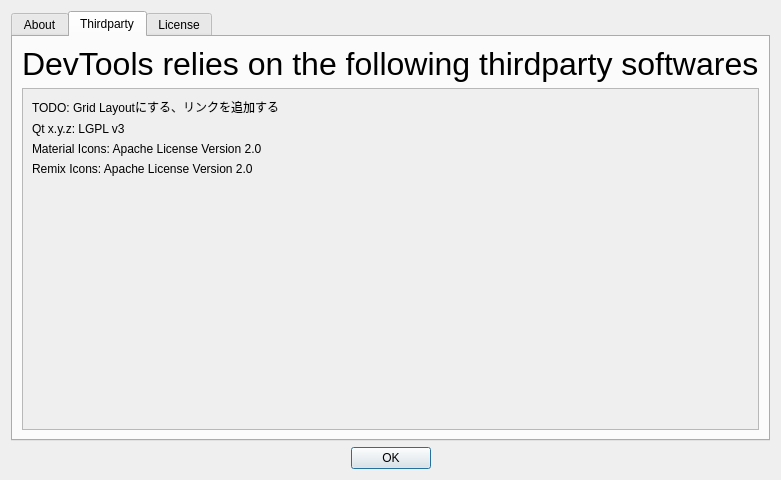
This is gui/menubar/about_devtools_dialog.ui in LotusAndCompany/devtools as Qt 5 draws it before an edit. The edited form follows.
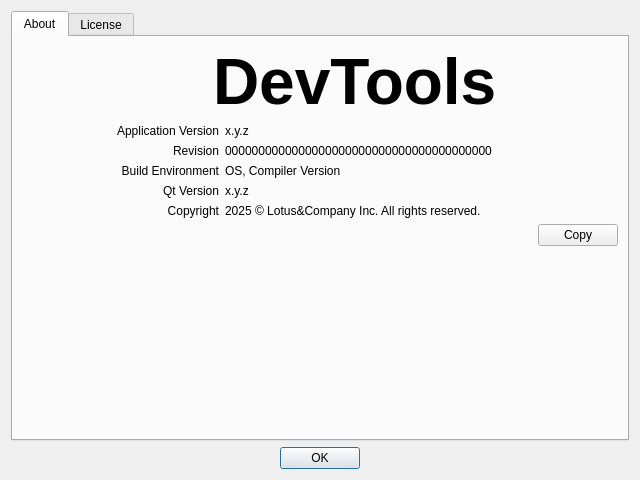
This is the edited form. The open tabs and pages were chosen to show the change. Icons and pictures are not drawn.

Commit message: about devtoolsのサードパーティというタブを削除

Patch:
```diff
--- a/gui/menubar/about_devtools_dialog.ui
+++ b/gui/menubar/about_devtools_dialog.ui
@@ -223,7 +223,7 @@
          <item row="4" column="1">
           <widget class="QLabel" name="label_10">
            <property name="text">
-            <string notr="true">2024 © Lotus&amp;Company Inc. All rights reserved.</string>
+            <string notr="true">2025 © Lotus&amp;Company Inc. All rights reserved.</string>
            </property>
            <property name="textInteractionFlags">
             <set>Qt::LinksAccessibleByMouse|Qt::TextSelectableByKeyboard|Qt::TextSelectableByMouse</set>
@@ -283,100 +283,6 @@
        </item>
       </layout>
      </widget>
-     <widget class="QWidget" name="thirdpartyTab">
-      <attribute name="title">
-       <string>Thirdparty</string>
-      </attribute>
-      <layout class="QVBoxLayout" name="verticalLayout_6">
-       <item>
-        <widget class="QLabel" name="label_5">
-         <property name="sizePolicy">
-          <sizepolicy hsizetype="Preferred" vsizetype="Minimum">
-           <horstretch>0</horstretch>
-           <verstretch>0</verstretch>
-          </sizepolicy>
-         </property>
-         <property name="font">
-          <font>
-           <pointsize>24</pointsize>
-          </font>
-         </property>
-         <property name="text">
-          <string>DevTools relies on the following thirdparty softwares</string>
-         </property>
-        </widget>
-       </item>
-       <item>
-        <widget class="QScrollArea" name="scrollArea">
-         <property name="widgetResizable">
-          <bool>true</bool>
-         </property>
-         <widget class="QWidget" name="scrollAreaWidgetContents">
-          <property name="geometry">
-           <rect>
-            <x>0</x>
-            <y>0</y>
-            <width>568</width>
-            <height>326</height>
-           </rect>
-          </property>
-          <layout class="QVBoxLayout" name="verticalLayout_7" stretch="0,0,0,0,0">
-           <property name="spacing">
-            <number>-1</number>
-           </property>
-           <item>
-            <widget class="QLabel" name="label_12">
-             <property name="text">
-              <string>TODO: Grid Layoutにする、リンクを追加する</string>
-             </property>
-            </widget>
-           </item>
-           <item>
-            <widget class="QLabel" name="qtInfo">
-             <property name="sizePolicy">
-              <sizepolicy hsizetype="Preferred" vsizetype="Maximum">
-               <horstretch>0</horstretch>
-               <verstretch>0</verstretch>
-              </sizepolicy>
-             </property>
-             <property name="text">
-              <string notr="true">Qt x.y.z: LGPL v3</string>
-             </property>
-            </widget>
-           </item>
-           <item>
-            <widget class="QLabel" name="label_8">
-             <property name="text">
-              <string notr="true">Material Icons: Apache License Version 2.0</string>
-             </property>
-            </widget>
-           </item>
-           <item>
-            <widget class="QLabel" name="label_11">
-             <property name="text">
-              <string notr="true">Remix Icons: Apache License Version 2.0</string>
-             </property>
-            </widget>
-           </item>
-           <item>
-            <spacer name="verticalSpacer_3">
-             <property name="orientation">
-              <enum>Qt::Vertical</enum>
-             </property>
-             <property name="sizeHint" stdset="0">
-              <size>
-               <width>20</width>
-               <height>40</height>
-              </size>
-             </property>
-            </spacer>
-           </item>
-          </layout>
-         </widget>
-        </widget>
-       </item>
-      </layout>
-     </widget>
      <widget class="QWidget" name="licanseTab">
       <attribute name="title">
        <string>License</string>
```
The commit also changes 3 other files.
